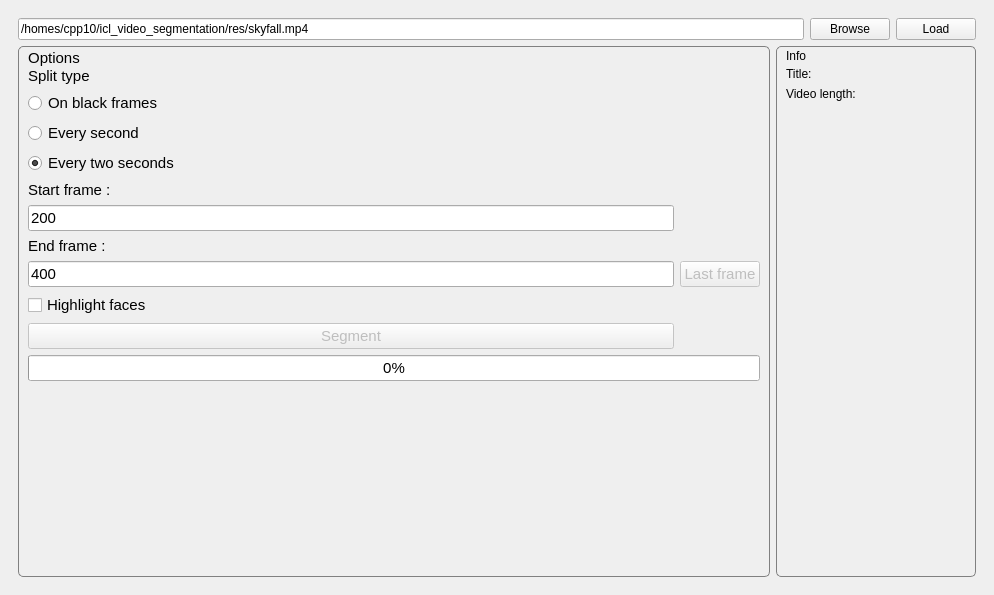
Old version of the form src/gui.ui in the repository animeshsahay/icl_video_segmentation.
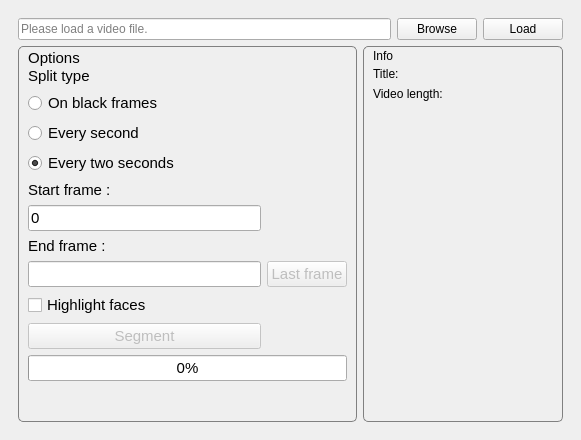
New version of the form. Custom widgets are drawn as their Qt base class.

```diff
--- a/src/gui.ui
+++ b/src/gui.ui
@@ -6,8 +6,8 @@
    <rect>
     <x>0</x>
     <y>0</y>
-    <width>994</width>
-    <height>595</height>
+    <width>581</width>
+    <height>440</height>
    </rect>
   </property>
   <property name="sizePolicy">
@@ -80,7 +80,7 @@
                <string/>
               </property>
               <property name="text">
-               <string>/homes/cpp10/icl_video_segmentation/res/skyfall.mp4</string>
+               <string/>
               </property>
               <property name="readOnly">
                <bool>false</bool>
@@ -176,7 +176,7 @@
                   <cursorShape>IBeamCursor</cursorShape>
                  </property>
                  <property name="text">
-                  <string>200</string>
+                  <string>0</string>
                  </property>
                 </widget>
                </item>
@@ -248,7 +248,7 @@
                <item row="7" column="0">
                 <widget class="QLineEdit" name="endFrame">
                  <property name="text">
-                  <string>400</string>
+                  <string/>
                  </property>
                 </widget>
                </item>
```
